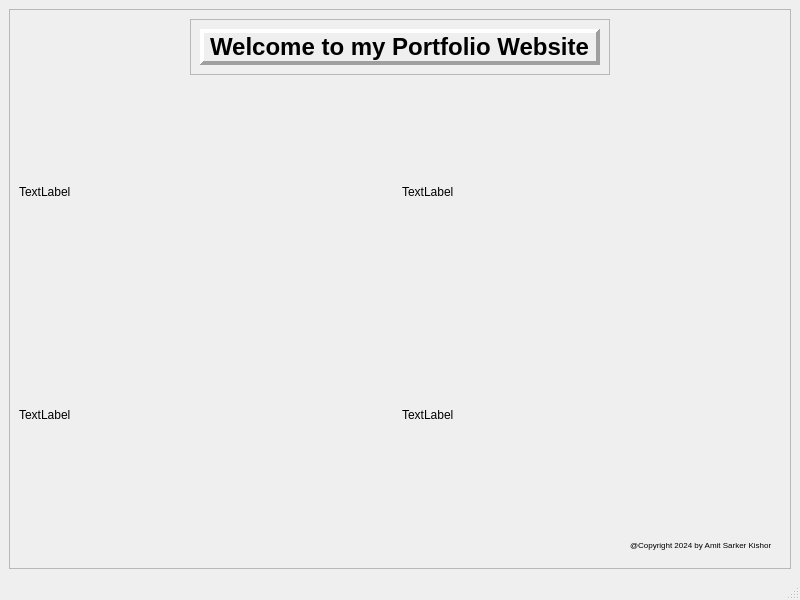
This is form.ui in amit101111/Portfolio as Qt 5 draws it before an edit. The edited form follows.
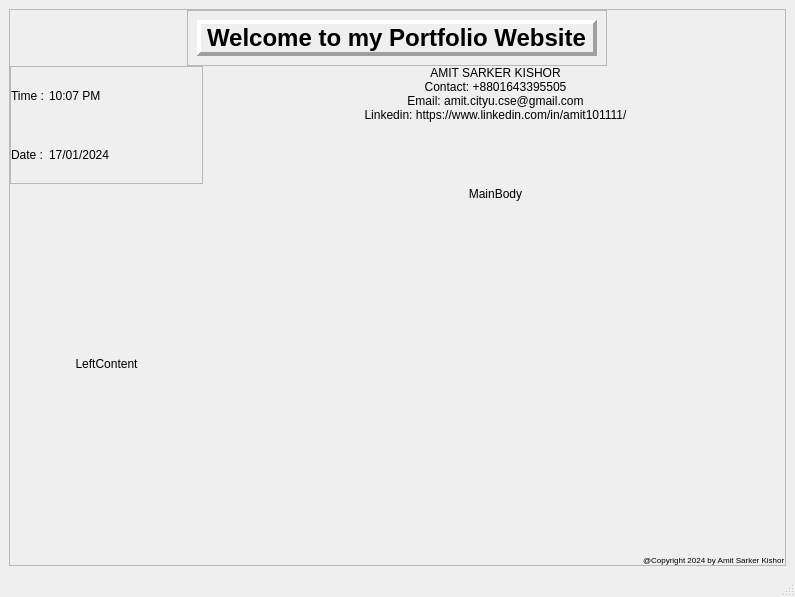
This is the edited form.

Commit message: '17/01/24_layoutUpdate_evnetListener'

Patch:
```diff
--- a/form.ui
+++ b/form.ui
@@ -6,8 +6,8 @@
    <rect>
     <x>0</x>
     <y>0</y>
-    <width>800</width>
-    <height>600</height>
+    <width>795</width>
+    <height>597</height>
    </rect>
   </property>
   <property name="windowTitle">
@@ -24,6 +24,21 @@
        <enum>QFrame::Raised</enum>
       </property>
       <layout class="QVBoxLayout" name="verticalLayout" stretch="2,20,1">
+       <property name="spacing">
+        <number>0</number>
+       </property>
+       <property name="leftMargin">
+        <number>0</number>
+       </property>
+       <property name="topMargin">
+        <number>0</number>
+       </property>
+       <property name="rightMargin">
+        <number>0</number>
+       </property>
+       <property name="bottomMargin">
+        <number>0</number>
+       </property>
        <item alignment="Qt::AlignHCenter|Qt::AlignTop">
         <widget class="QFrame" name="frame_2">
          <property name="frameShape">
@@ -62,7 +77,7 @@
         </widget>
        </item>
        <item>
-        <layout class="QGridLayout" name="gridLayout" rowstretch="0,0" columnstretch="0,0" rowminimumheight="0,0" columnminimumwidth="0,0">
+        <layout class="QGridLayout" name="bodyLayout" rowstretch="1,3" columnstretch="1,3" rowminimumheight="0,0" columnminimumwidth="0,0">
          <property name="leftMargin">
           <number>0</number>
          </property>
@@ -78,38 +93,118 @@
          <property name="spacing">
           <number>3</number>
          </property>
-         <item row="0" column="0">
-          <widget class="QLabel" name="label_3">
-           <property name="text">
-            <string>TextLabel</string>
-           </property>
-          </widget>
-         </item>
          <item row="0" column="1">
           <widget class="QLabel" name="label_4">
            <property name="text">
-            <string>TextLabel</string>
+            <string>AMIT SARKER KISHOR
+Contact: +8801643395505
+Email: amit.cityu.cse@gmail.com
+Linkedin: https://www.linkedin.com/in/amit101111/</string>
+           </property>
+           <property name="alignment">
+            <set>Qt::AlignHCenter|Qt::AlignTop</set>
            </property>
           </widget>
          </item>
          <item row="1" column="0">
           <widget class="QLabel" name="label_5">
            <property name="text">
-            <string>TextLabel</string>
+            <string>LeftContent</string>
+           </property>
+           <property name="alignment">
+            <set>Qt::AlignCenter</set>
            </property>
           </widget>
          </item>
          <item row="1" column="1">
           <widget class="QLabel" name="label_6">
            <property name="text">
-            <string>TextLabel</string>
+            <string>MainBody</string>
            </property>
+           <property name="alignment">
+            <set>Qt::AlignHCenter|Qt::AlignTop</set>
+           </property>
+          </widget>
+         </item>
+         <item row="0" column="0">
+          <widget class="QFrame" name="date_timeLayout">
+           <property name="frameShape">
+            <enum>QFrame::StyledPanel</enum>
+           </property>
+           <property name="frameShadow">
+            <enum>QFrame::Raised</enum>
+           </property>
+           <layout class="QVBoxLayout" name="verticalLayout_3">
+            <property name="spacing">
+             <number>2</number>
+            </property>
+            <property name="leftMargin">
+             <number>0</number>
+            </property>
+            <property name="topMargin">
+             <number>0</number>
+            </property>
+            <property name="rightMargin">
+             <number>0</number>
+            </property>
+            <property name="bottomMargin">
+             <number>0</number>
+            </property>
+            <item>
+             <layout class="QHBoxLayout" name="timeLayout" stretch="2,8">
+              <property name="spacing">
+               <number>0</number>
+              </property>
+              <item>
+               <widget class="QLabel" name="time">
+                <property name="text">
+                 <string>Time :</string>
+                </property>
+               </widget>
+              </item>
+              <item>
+               <widget class="QLabel" name="currentTime">
+                <property name="text">
+                 <string>10:07 PM</string>
+                </property>
+               </widget>
+              </item>
+             </layout>
+            </item>
+            <item>
+             <layout class="QHBoxLayout" name="dateLayout" stretch="2,8">
+              <property name="spacing">
+               <number>0</number>
+              </property>
+              <item>
+               <widget class="QLabel" name="date">
+                <property name="text">
+                 <string>Date :</string>
+                </property>
+               </widget>
+              </item>
+              <item>
+               <widget class="QLabel" name="currentDate">
+                <property name="text">
+                 <string>17/01/2024</string>
+                </property>
+               </widget>
+              </item>
+             </layout>
+            </item>
+           </layout>
           </widget>
          </item>
         </layout>
        </item>
        <item alignment="Qt::AlignRight|Qt::AlignBottom">
-        <widget class="QFrame" name="frame_3">
+        <widget class="QFrame" name="footerLayout">
+         <property name="sizePolicy">
+          <sizepolicy hsizetype="Fixed" vsizetype="Fixed">
+           <horstretch>0</horstretch>
+           <verstretch>0</verstretch>
+          </sizepolicy>
+         </property>
          <property name="autoFillBackground">
           <bool>false</bool>
          </property>
@@ -123,6 +218,21 @@
           <number>2</number>
          </property>
          <layout class="QGridLayout" name="gridLayout_3">
+          <property name="leftMargin">
+           <number>0</number>
+          </property>
+          <property name="topMargin">
+           <number>0</number>
+          </property>
+          <property name="rightMargin">
+           <number>0</number>
+          </property>
+          <property name="bottomMargin">
+           <number>0</number>
+          </property>
+          <property name="spacing">
+           <number>2</number>
+          </property>
           <item row="0" column="0" alignment="Qt::AlignRight|Qt::AlignBottom">
            <widget class="QLabel" name="label_2">
             <property name="sizePolicy">
```
Left out of the diff: 16 changed lines with no effect on the pictures. The commit also changes 2 other files.
